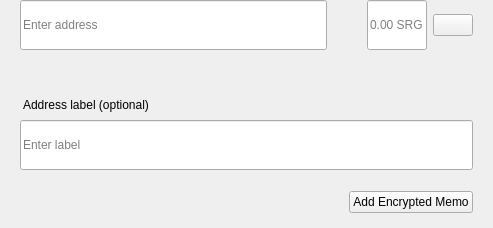
The window that src/qt/surge/forms/sendmultirow.ui (HunterCanimun/surgeofficial-surge-coin) describes before a commit, drawn with Qt 5.
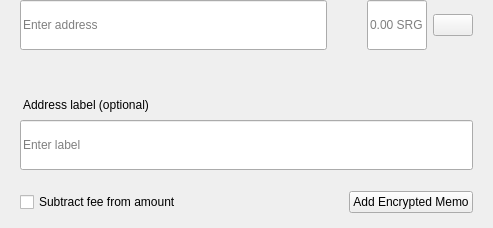
The same window after the commit.

```diff
--- a/src/qt/surge/forms/sendmultirow.ui
+++ b/src/qt/surge/forms/sendmultirow.ui
@@ -347,6 +347,16 @@
          <property name="bottomMargin">
           <number>0</number>
          </property>
+         <item>
+          <widget class="QCheckBox" name="checkboxSubtractFeeFromAmount">
+           <property name="toolTip">
+            <string>The fee will be deducted from the amount being sent. The recipient will receive less SRG than you enter in the amount field. If multiple recipients are selected, the fee is split equally.</string>
+           </property>
+           <property name="text">
+            <string>Subtract fee from amount</string>
+           </property>
+          </widget>
+         </item>
          <item>
           <spacer name="horizontalSpacer">
            <property name="orientation">
```
Left out of the diff: 2 changed lines with no effect on the pictures.
